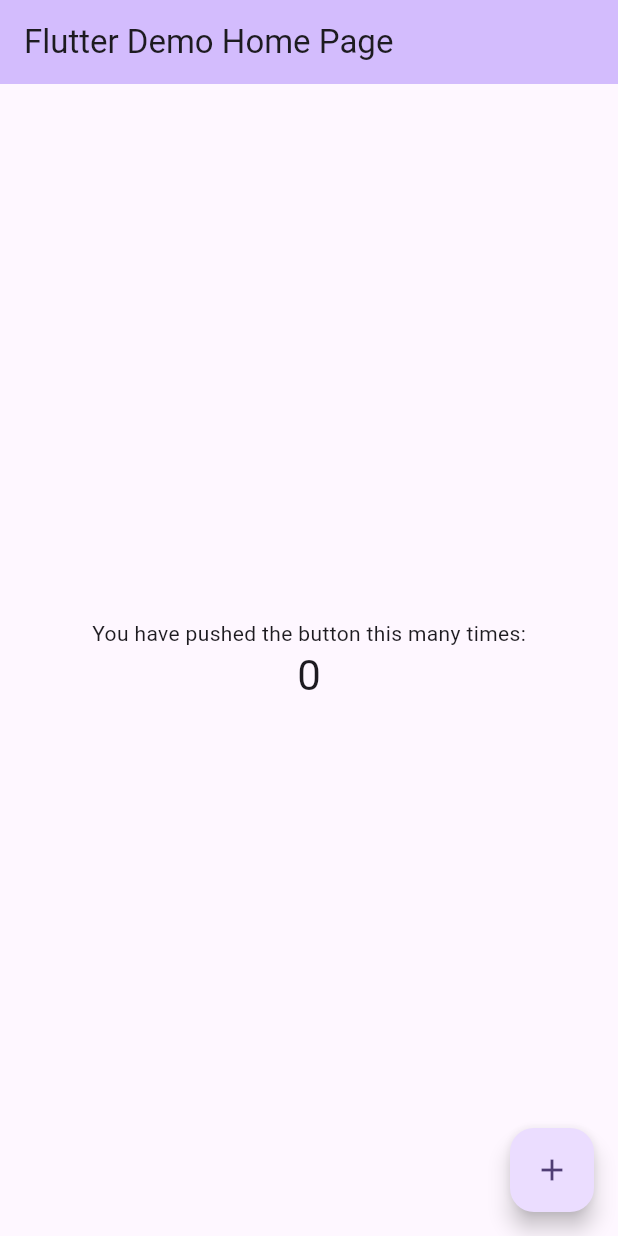
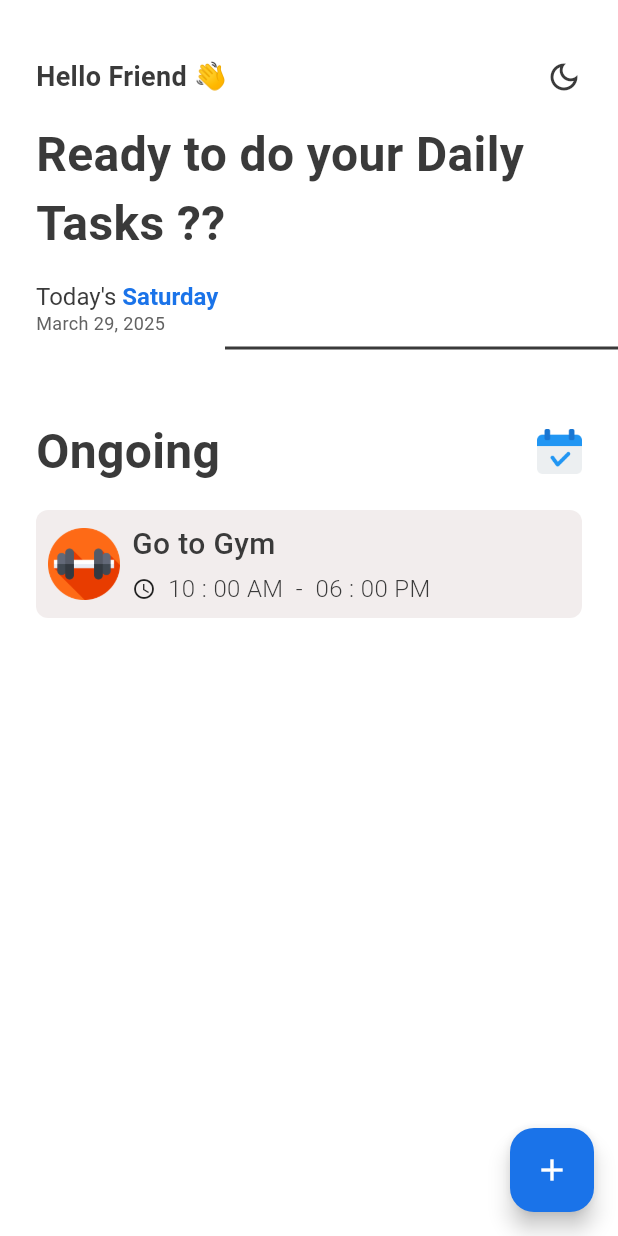
Before and after one commit to yagnesh-pujara/todo_app, a Flutter app: the screen it shows after launch, on a phone screen of 412 x 824 dp. Run offline on Flutter 3.47's test engine with Material 3 defaults, Android fonts, the phone set to English and light mode, and no system bars; our stand-ins replace google_fonts.

Commit message:
Added Some Assets, Colors, Created Layouts

```diff
--- a/lib/main.dart
+++ b/lib/main.dart
@@ -1,4 +1,6 @@
 import 'package:flutter/material.dart';
+import 'package:todo_app/screens/home/home_screen.dart';
+import 'package:todo_app/utils/colors.dart';
 
 void main() {
   runApp(const MyApp());
@@ -7,116 +9,15 @@ void main() {
 class MyApp extends StatelessWidget {
   const MyApp({super.key});
 
-  // This widget is the root of your application.
   @override
   Widget build(BuildContext context) {
     return MaterialApp(
-      title: 'Flutter Demo',
+      title: 'Todo App',
       theme: ThemeData(
-        // This is the theme of your application.
-        //
-        // TRY THIS: Try running your application with "flutter run". You'll see
-        // the application has a purple toolbar. Then, without quitting the app,
-        // try changing the seedColor in the colorScheme below to Colors.green
-        // and then invoke "hot reload" (save your changes or press the "hot
-        // reload" button in a Flutter-supported IDE, or press "r" if you used
-        // the command line to start the app).
-        //
-        // Notice that the counter didn't reset back to zero; the application
-        // state is not lost during the reload. To reset the state, use hot
-        // restart instead.
-        //
-        // This works for code too, not just values: Most code changes can be
-        // tested with just a hot reload.
-        colorScheme: ColorScheme.fromSeed(seedColor: Colors.deepPurple),
+        colorScheme: ColorScheme.fromSeed(seedColor: AppColors.blueColor),
       ),
-      home: const MyHomePage(title: 'Flutter Demo Home Page'),
+      home: HomeScreen(),
+      debugShowCheckedModeBanner: false,
     );
   }
 }
-
-class MyHomePage extends StatefulWidget {
-  const MyHomePage({super.key, required this.title});
-
-  // This widget is the home page of your application. It is stateful, meaning
-  // that it has a State object (defined below) that contains fields that affect
-  // how it looks.
-
-  // This class is the configuration for the state. It holds the values (in this
-  // case the title) provided by the parent (in this case the App widget) and
-  // used by the build method of the State. Fields in a Widget subclass are
-  // always marked "final".
-
-  final String title;
-
-  @override
-  State<MyHomePage> createState() => _MyHomePageState();
-}
-
-class _MyHomePageState extends State<MyHomePage> {
-  int _counter = 0;
-
-  void _incrementCounter() {
-    setState(() {
-      // This call to setState tells the Flutter framework that something has
-      // changed in this State, which causes it to rerun the build method below
-      // so that the display can reflect the updated values. If we changed
-      // _counter without calling setState(), then the build method would not be
-      // called again, and so nothing would appear to happen.
-      _counter++;
-    });
-  }
-
-  @override
-  Widget build(BuildContext context) {
-    // This method is rerun every time setState is called, for instance as done
-    // by the _incrementCounter method above.
-    //
-    // The Flutter framework has been optimized to make rerunning build methods
-    // fast, so that you can just rebuild anything that needs updating rather
-    // than having to individually change instances of widgets.
-    return Scaffold(
-      appBar: AppBar(
-        // TRY THIS: Try changing the color here to a specific color (to
-        // Colors.amber, perhaps?) and trigger a hot reload to see the AppBar
-        // change color while the other colors stay the same.
-        backgroundColor: Theme.of(context).colorScheme.inversePrimary,
-        // Here we take the value from the MyHomePage object that was created by
-        // the App.build method, and use it to set our appbar title.
-        title: Text(widget.title),
-      ),
-      body: Center(
-        // Center is a layout widget. It takes a single child and positions it
-        // in the middle of the parent.
-        child: Column(
-          // Column is also a layout widget. It takes a list of children and
-          // arranges them vertically. By default, it sizes itself to fit its
-          // children horizontally, and tries to be as tall as its parent.
-          //
-          // Column has various properties to control how it sizes itself and
-          // how it positions its children. Here we use mainAxisAlignment to
-          // center the children vertically; the main axis here is the vertical
-          // axis because Columns are vertical (the cross axis would be
-          // horizontal).
-          //
-          // TRY THIS: Invoke "debug painting" (choose the "Toggle Debug Paint"
-          // action in the IDE, or press "p" in the console), to see the
-          // wireframe for each widget.
-          mainAxisAlignment: MainAxisAlignment.center,
-          children: <Widget>[
-            const Text('You have pushed the button this many times:'),
-            Text(
-              '$_counter',
-              style: Theme.of(context).textTheme.headlineMedium,
-            ),
-          ],
-        ),
-      ),
-      floatingActionButton: FloatingActionButton(
-        onPressed: _incrementCounter,
-        tooltip: 'Increment',
-        child: const Icon(Icons.add),
-      ), // This trailing comma makes auto-formatting nicer for build methods.
-    );
-  }
-}
--- /dev/null
+++ b/lib/screens/home/home_screen.dart
@@ -0,0 +1,237 @@
+import 'package:flutter/material.dart';
+import 'package:intl/intl.dart';
+import 'package:todo_app/utils/assets.dart';
+import 'package:todo_app/utils/colors.dart';
+import 'package:google_fonts/google_fonts.dart';
+
+class HomeScreen extends StatefulWidget {
+  const HomeScreen({super.key});
+
+  @override
+  State<HomeScreen> createState() => _HomeScreenState();
+}
+
+class _HomeScreenState extends State<HomeScreen> {
+  final day = DateFormat('EEEE').format(DateTime.now());
+  final date = DateFormat('MMMM d, y').format(DateTime.now());
+  final int itemCount = 1;
+
+  @override
+  void initState() {
+    // TODO: implement initState
+    super.initState();
+  }
+
+  @override
+  Widget build(BuildContext context) {
+    return Scaffold(
+      backgroundColor: AppColors.whiteColor,
+      body: Column(
+        crossAxisAlignment: CrossAxisAlignment.start,
+        children: [
+          Container(
+            margin: const EdgeInsets.only(left: 8.0, right: 8.0, top: 38.0),
+            padding: const EdgeInsets.symmetric(horizontal: 16.0),
+            child: Column(
+              crossAxisAlignment: CrossAxisAlignment.start,
+              children: [
+                Row(
+                  mainAxisAlignment: MainAxisAlignment.spaceBetween,
+                  crossAxisAlignment: CrossAxisAlignment.center,
+                  children: [
+                    Text(
+                      'Hello Friend 👋',
+                      style: GoogleFonts.roboto(
+                        textStyle: TextStyle(
+                          color: AppColors.blackColor,
+                          fontSize: 18,
+                          fontWeight: FontWeight.w700,
+                        ),
+                      ),
+                    ),
+                    Icon(Icons.dark_mode_outlined, color: AppColors.blackColor),
+                  ],
+                ),
+                SizedBox(height: 16.0),
+
+                Text(
+                  'Ready to do your Daily Tasks ??',
+                  style: GoogleFonts.roboto(
+                    textStyle: TextStyle(
+                      color: AppColors.blackColor,
+                      fontSize: 32,
+                      fontWeight: FontWeight.w700,
+                    ),
+                  ),
+                  softWrap: true,
+                  overflow: TextOverflow.clip,
+                ),
+                SizedBox(height: 16.0),
+
+                Column(
+                  crossAxisAlignment: CrossAxisAlignment.start,
+                  children: [
+                    RichText(
+                      text: TextSpan(
+                        children: [
+                          TextSpan(
+                            text: 'Today\'s ',
+                            style: GoogleFonts.roboto(
+                              textStyle: TextStyle(
+                                color: AppColors.blackColor,
+                                fontSize: 16,
+                                fontWeight: FontWeight.w400,
+                              ),
+                            ),
+                          ),
+                          TextSpan(
+                            text: day,
+                            style: GoogleFonts.roboto(
+                              textStyle: TextStyle(
+                                color: AppColors.blueColor,
+                                fontSize: 16,
+                                fontWeight: FontWeight.w700,
+                              ),
+                            ),
+                          ),
+                        ],
+                      ),
+                      softWrap: true,
+                      overflow: TextOverflow.clip,
+                    ),
+
+                    Text(
+                      date,
+                      style: GoogleFonts.roboto(
+                        textStyle: TextStyle(
+                          color: AppColors.geryColor,
+                          fontSize: 12,
+                          fontWeight: FontWeight.w400,
+                        ),
+                      ),
+                    ),
+                  ],
+                ),
+              ],
+            ),
+          ),
+
+          Divider(thickness: 2, color: AppColors.blackColor, indent: 150),
+
+          Container(
+            margin: const EdgeInsets.only(left: 8.0, right: 8.0, top: 38.0),
+            padding: const EdgeInsets.symmetric(horizontal: 16.0),
+            child: Column(
+              crossAxisAlignment: CrossAxisAlignment.start,
+              children: [
+                Row(
+                  crossAxisAlignment: CrossAxisAlignment.center,
+                  mainAxisAlignment: MainAxisAlignment.spaceBetween,
+                  children: [
+                    Text(
+                      'Ongoing',
+                      style: GoogleFonts.roboto(
+                        textStyle: TextStyle(
+                          color: AppColors.blackColor,
+                          fontSize: 32,
+                          fontWeight: FontWeight.w700,
+                        ),
+                      ),
+                      softWrap: true,
+                      overflow: TextOverflow.clip,
+                    ),
+                    Image.asset(Assets.calendarIcon, height: 30, width: 30),
+                  ],
+                ),
+                SizedBox(height: 16.0),
+              ],
+            ),
+          ),
+
+          Container(
+            margin: const EdgeInsets.only(left: 8.0, right: 8.0),
+            padding: const EdgeInsets.symmetric(horizontal: 16.0),
+            child:
+                itemCount > 0
+                    ? ListView.builder(
+                      shrinkWrap: true,
+                      itemCount: itemCount,
+                      itemBuilder: (context, index) {
+                        return Container(
+                          padding: EdgeInsets.all(8.0),
+                          decoration: BoxDecoration(
+                            borderRadius: BorderRadius.circular(8.0),
+                            boxShadow: [BoxShadow(color: AppColors.bgColor)],
+                          ),
+                          child: Row(
+                            crossAxisAlignment: CrossAxisAlignment.center,
+                            children: [
+                              Image.asset(
+                                Assets.gymIcon,
+                                height: 48,
+                                width: 48,
+                              ),
+                              SizedBox(width: 8.0),
+                              Column(
+                                crossAxisAlignment: CrossAxisAlignment.start,
+                                children: [
+                                  Text(
+                                    'Go to Gym',
+                                    style: GoogleFonts.roboto(
+                                      textStyle: TextStyle(
+                                        color: AppColors.blackColor,
+                                        fontSize: 20,
+                                        fontWeight: FontWeight.w500,
+                                      ),
+                                    ),
+                                    softWrap: true,
+                                    overflow: TextOverflow.clip,
+                                  ),
+                                  SizedBox(height: 4.0),
+
+                                  Row(
+                                    crossAxisAlignment:
+                                        CrossAxisAlignment.center,
+                                    mainAxisAlignment: MainAxisAlignment.start,
+                                    children: [
+                                      Icon(Icons.schedule_outlined, size: 16.0),
+                                      SizedBox(width: 8.0),
+                                      Text(
+                                        '10 : 00 AM  -  06 : 00 PM',
+                                        style: GoogleFonts.roboto(
+                                          textStyle: TextStyle(
+                                            color: AppColors.blackColor,
+                                            fontSize: 16,
+                                            fontWeight: FontWeight.w300,
+                                          ),
+                                        ),
+                                      ),
+                                    ],
+                                  ),
+                                ],
+                              ),
+                            ],
+                          ),
+                        );
+                      },
+                    )
+                    : Center(
+                      child: Image.asset(
+                        Assets.noTaskFound,
+                        height: 240,
+                        width: 240,
+                        opacity: AlwaysStoppedAnimation(0.25),
+                      ),
+                    ),
+          ),
+        ],
+      ),
+      floatingActionButton: FloatingActionButton(
+        onPressed: () {},
+        backgroundColor: AppColors.blueColor,
+        foregroundColor: AppColors.whiteColor,
+        child: Icon(Icons.add),
+      ),
+    );
+  }
+}
--- /dev/null
+++ b/lib/utils/assets.dart
@@ -0,0 +1,5 @@
+class Assets {
+  static final String calendarIcon = 'assets/calendar_icon.png';
+  static final String noTaskFound = 'assets/no_task_found_icon.png';
+  static final String gymIcon = 'assets/gym_icon.png';
+}
--- /dev/null
+++ b/lib/utils/colors.dart
@@ -0,0 +1,10 @@
+import 'dart:ui';
+
+class AppColors {
+
+  static final Color bgColor = Color(0xFFF2EDED);
+  static final Color whiteColor = Color(0xFFFFFFFF);
+  static final Color geryColor = Color(0xFF626262);
+  static final Color blackColor = Color(0xFF3A3A3A);
+  static final Color blueColor = Color(0xFF1A73E9);
+}
```
Also changed, not shown: pubspec.yaml (+4 -3 lines), assets/calendar_icon.png (added), assets/gym_icon.png (added), assets/no_task_found_icon.png (added), 1 other file.
